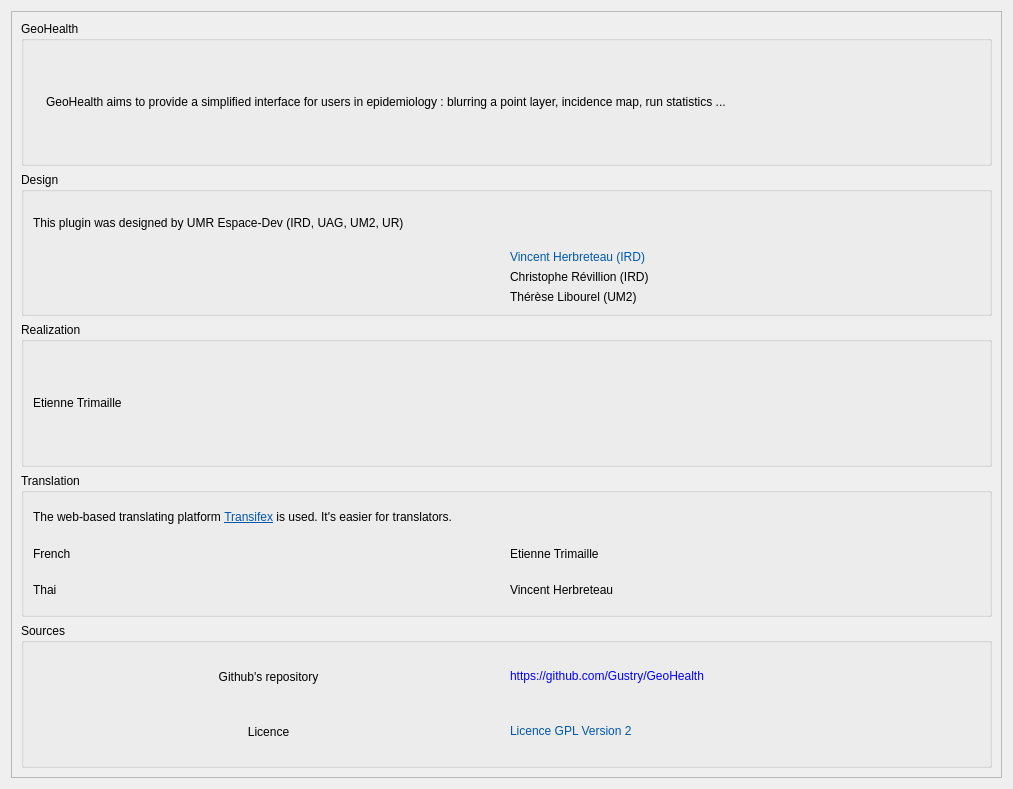
Gustry/GeoHealth, file ui/about.ui: the form before one commit.
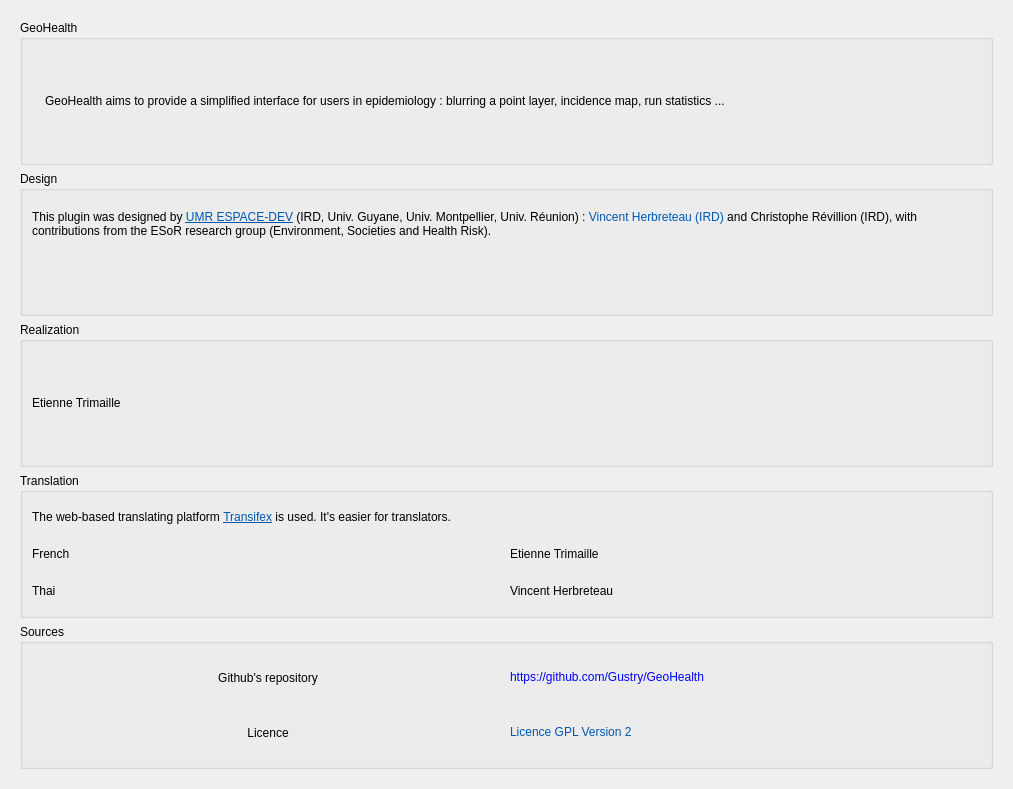
The form after the commit. Icons and pictures are not drawn.

Commit message: update resources and about

Diff of the .ui file:
```diff
--- a/ui/about.ui
+++ b/ui/about.ui
@@ -17,6 +17,12 @@
   <layout class="QVBoxLayout" name="verticalLayout">
    <item>
     <widget class="QScrollArea" name="scrollArea">
+     <property name="frameShape">
+      <enum>QFrame::NoFrame</enum>
+     </property>
+     <property name="frameShadow">
+      <enum>QFrame::Plain</enum>
+     </property>
      <property name="widgetResizable">
       <bool>true</bool>
      </property>
@@ -25,8 +31,8 @@
        <rect>
         <x>0</x>
         <y>0</y>
-        <width>999</width>
-        <height>775</height>
+        <width>1005</width>
+        <height>781</height>
        </rect>
       </property>
       <layout class="QVBoxLayout" name="verticalLayout_3">
@@ -81,7 +87,7 @@
           <item>
            <widget class="QLabel" name="label_5">
             <property name="text">
-             <string>This plugin was designed by UMR Espace-Dev (IRD, UAG, UM2, UR)</string>
+             <string>&lt;html&gt;&lt;head/&gt;&lt;body&gt;&lt;p&gt; This plugin was designed by &lt;a href=&quot;http://www.espace-dev.fr&quot;&gt;&lt;span style=&quot; text-decoration: underline; color:#0057ae;&quot;&gt;UMR ESPACE-DEV&lt;/span&gt;&lt;/a&gt; (IRD, Univ. Guyane, Univ. Montpellier, Univ. Réunion) : &lt;a href=&quot;mailto:vincent.herbreteau@ird.fr?subject=Plugin GeoHealth&quot;&gt;&lt;span style=&quot; color:#0057ae;&quot; style=&quot;text-decoration:none;&quot;&gt;Vincent Herbreteau (IRD)&lt;/span&gt;&lt;/a&gt; and &lt;a href=&quot;mailto:christophe.revillion@univ-reunion.fr?subject=Plugin GeoHealth&quot; style=&quot;text-decoration:none;&quot;&gt;Christophe Révillion (IRD)&lt;/a&gt;, with contributions from the ESoR research group (Environment, Societies and Health Risk).&lt;/p&gt;&lt;/body&gt;&lt;/html&gt;</string>
             </property>
             <property name="wordWrap">
              <bool>true</bool>
@@ -114,36 +120,13 @@
             </item>
             <item>
              <layout class="QVBoxLayout" name="verticalLayout_6">
-              <item>
-               <widget class="QLabel" name="label_8">
-                <property name="text">
-                 <string notr="true">&lt;html&gt;&lt;head/&gt;&lt;body&gt;&lt;p&gt;&lt;a href=&quot;mailto:vincent.herbreteau@ird.fr?subject=Plugin GeoHealth&quot;&gt;&lt;span style=&quot; color:#0057ae;&quot; style=&quot;text-decoration:none;&quot;&gt;Vincent Herbreteau (IRD)&lt;/span&gt;&lt;/a&gt;&lt;/p&gt;&lt;/body&gt;&lt;/html&gt;</string>
-                </property>
-                <property name="wordWrap">
-                 <bool>true</bool>
-                </property>
-                <property name="openExternalLinks">
-                 <bool>true</bool>
-                </property>
-               </widget>
-              </item>
-              <item>
-               <widget class="QLabel" name="label_7">
-                <property name="text">
-                 <string notr="true">&lt;a href=&quot;mailto:christophe.revillion@ird.fr?subject=Plugin GeoHealth&quot; style=&quot;text-decoration:none;&quot;&gt;Christophe Révillion (IRD)&lt;/a&gt;</string>
-                </property>
-                <property name="wordWrap">
-                 <bool>true</bool>
-                </property>
-                <property name="openExternalLinks">
-                 <bool>true</bool>
-                </property>
-               </widget>
-              </item>
               <item>
                <widget class="QLabel" name="label_9">
                 <property name="text">
-                 <string notr="true">&lt;a href=&quot;mailto:therese.libourel@univ-montp2.fr?subject=Plugin GeoHealth&quot; style=&quot;text-decoration:none;&quot;&gt;Thérèse Libourel (UM2)&lt;/a&gt;</string>
+                 <string notr="true"/>
+                </property>
+                <property name="pixmap">
+                 <pixmap resource="../resources/resources.qrc">:/plugins/GeoHealth/resources/IRD-408.png</pixmap>
                 </property>
                 <property name="wordWrap">
                  <bool>true</bool>
```
The commit also changes 5 other files.
